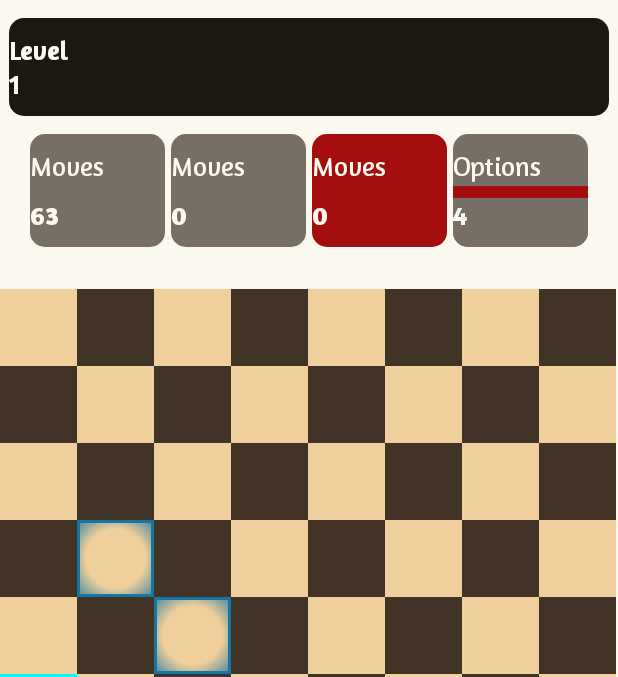
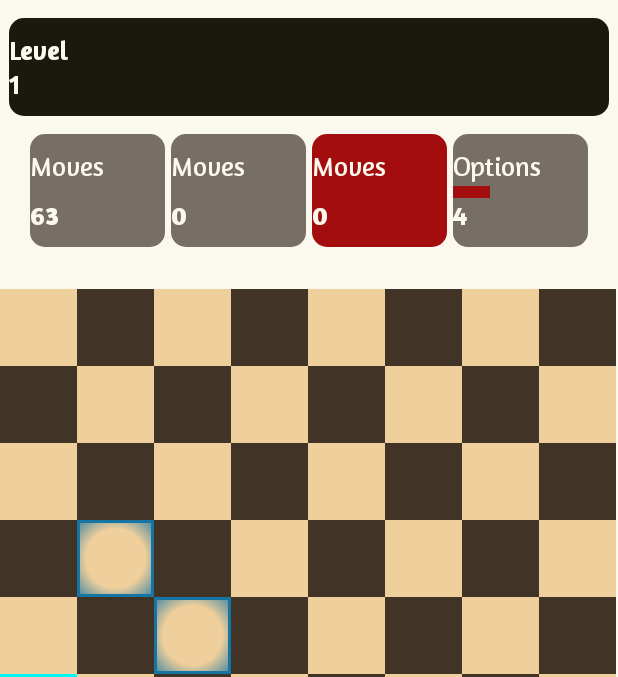
Before and after one commit to juanjo95/horse-game-kotlin, an Android app: the MainActivity screen opened directly, with no data from a screen before it, on a phone screen of 412 x 824 dp, the part 216-893 px from its top. Run offline under Robolectric (Android 15) with nearby library versions, the phone set to English and light mode, and no system bars.

Commit message:
feat 🚀: Control de Bonus

```diff
--- a/app/src/main/java/com/androidavanzadotutorial/horsegame/MainActivity.kt
+++ b/app/src/main/java/com/androidavanzadotutorial/horsegame/MainActivity.kt
@@ -4,6 +4,7 @@ import android.content.Context
 import android.graphics.Point
 import androidx.appcompat.app.AppCompatActivity
 import android.os.Bundle
+import android.util.Log
 import android.util.TypedValue
 import android.view.View
 import android.widget.ImageView
@@ -14,12 +15,15 @@ import androidx.core.content.ContextCompat
 
 class MainActivity : AppCompatActivity() {
 
+    private var width_bonus = 0
     private var cellSelected_x = 0
     private var cellSelected_y = 0
 
+    private var levelMoves = 64
     private var movesRequired = 4
     private var moves = 64
     private var options = 0
+    private var bonus = 0
 
     private var nameColorBlack = "black_cell"
     private var nameColorWhite = "white_cell"
@@ -52,6 +56,8 @@ class MainActivity : AppCompatActivity() {
         var lateralMarginDP = 0
         val width_cell = (width_dp - lateralMarginDP) / 8
         val height_cell = width_cell
+
+        this.width_bonus = 2 * width_cell.toInt()
 
         for(i in 0..7){
             for(j in 0..7){
@@ -86,6 +92,14 @@ class MainActivity : AppCompatActivity() {
         var tvMovesData:TextView = findViewById(R.id.tvMovesData)
         tvMovesData.text = moves.toString()
 
+        this.growProgressBonus()
+
+        if(this.board[x][y] == 2){
+            this.bonus++
+            var tvBonusData:TextView = findViewById(R.id.tvBonusData)
+            tvBonusData.text = "+ ${this.bonus}"
+        }
+
         this.board[x][y] = 1
         paintHorseCell(this.cellSelected_x,this.cellSelected_y,"previus_cell")
 
@@ -103,6 +117,20 @@ class MainActivity : AppCompatActivity() {
         }else{
             //this.checkSuccessfulEnd()
         }
+    }
+
+    private fun growProgressBonus(){
+        var v:View = findViewById(R.id.vNewBonus)
+        var moves_done = this.levelMoves - this.moves
+        var bonus_done = moves_done /this.movesRequired
+        var moves_rest = this.movesRequired * (bonus_done)
+        var bonus_grow = moves_done - moves_rest
+
+        var widthBonus = ((this.width_bonus/this.movesRequired) * bonus_grow).toFloat()
+
+        var height = TypedValue.applyDimension(TypedValue.COMPLEX_UNIT_DIP,8f,getResources().getDisplayMetrics()).toInt()
+        var width = TypedValue.applyDimension(TypedValue.COMPLEX_UNIT_DIP,widthBonus,getResources().getDisplayMetrics()).toInt()
+        v.setLayoutParams(TableRow.LayoutParams(width,height))
     }
 
     private fun checkNewBonus(){
@@ -228,7 +256,7 @@ class MainActivity : AppCompatActivity() {
             if(this.board[option_x][option_y] == 0 || this.board[option_x][option_y] == 2){
                 this.options++
                 this.paintOptions(option_x,option_y)
-                this.board[option_x][option_y] = 9
+                if(this.board[option_x][option_y] == 0) this.board[option_x][option_y] = 9
             }
         }
     }
--- a/app/src/main/res/layout/activity_main.xml
+++ b/app/src/main/res/layout/activity_main.xml
@@ -208,17 +208,19 @@
                         android:gravity="center"
                         android:orientation="horizontal"
                         android:translationY="-8dp">
+
                         <TextView
                             android:id="@+id/tvOptionsData"
-                            android:layout_width="match_parent"
-                            android:layout_height="wrap_content"
+                            android:layout_width="47dp"
+                            android:layout_height="match_parent"
                             android:background="@drawable/bg_data_bottom"
                             android:fontFamily="@font/amaranth_bold"
                             android:paddingBottom="10dp"
                             android:text="0"
                             android:textAlignment="center"
                             android:textColor="@color/app_color_light"
-                            android:textSize="18sp"/>
+                            android:textSize="18sp" />
+
                         <TextView
                             android:id="@+id/tvBonusData"
                             android:layout_width="match_parent"
@@ -227,7 +229,7 @@
                             android:paddingBottom="10dp"
                             android:text=""
                             android:textColor="@color/app_color_light"
-                            android:textSize="18sp"/>
+                            android:textSize="18sp" />
                     </LinearLayout>
                 </LinearLayout>
             </LinearLayout>
```
